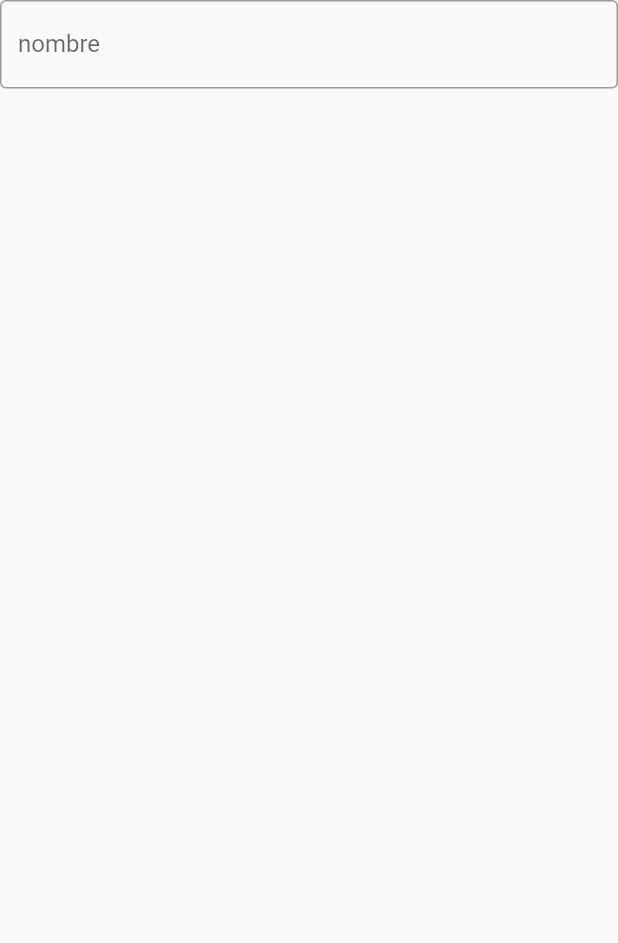
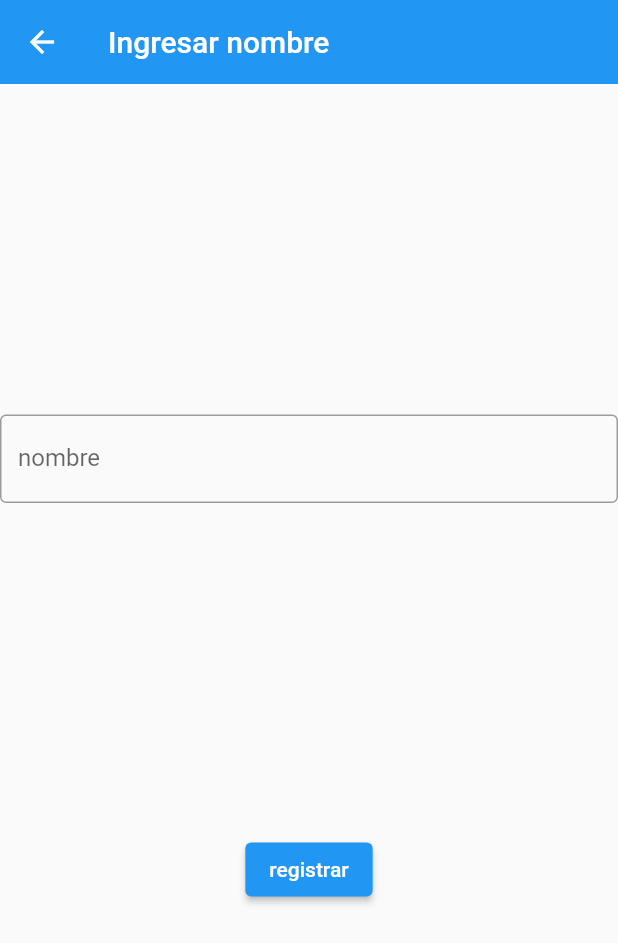
Before and after one commit to 44772797l/app_color, a Flutter app: the point_screen screen opened by its route, on a phone screen of 412 x 824 dp. Shown: the top 943 px of the screen. Run offline on Flutter 3.47's test engine with Material 2 defaults, Android fonts, the phone set to English and light mode, and no system bars; our stand-ins replace cloud_firestore, firebase_core, shared_preferences; accounts and stored records are empty; generated files the repository leaves out were written again.

```diff
--- a/lib/screens/point_screen.dart
+++ b/lib/screens/point_screen.dart
@@ -1,37 +1,108 @@
+import 'package:app_color/screens/home_screen.dart';
 import 'package:flutter/material.dart';
 import 'package:flutter/services.dart';
 
 class point_screen extends StatelessWidget {
 
+  static bool registered = false;
   int aciertos = 114;
   @override
   Widget build(BuildContext context) {
-    bool registered = false;
+
+    TableRow _tableRow = const TableRow(
+      children: <Widget> [
+        Padding(
+          padding: EdgeInsets.all(10.0),
+          child: Text("ejemplo"),
+        ),
+        Padding(
+          padding: EdgeInsets.all(10.0),
+          child: Text("ejemplo"),
+        )
+      ]
+    );
+
+
     if (registered){
-      return Table();
+      return pantallaTabla();
     }
-    return register();
+    return register(context);
   }
   String namesubmitted = "";
-  Widget register(){
+  Widget register(BuildContext context){
     return SafeArea(
          child: Scaffold(
+          appBar: AppBar(
+        title: Text('Ingresar nombre'),
+        elevation: 0,
+        ),
+
          body: Column(
           children: [
+            Spacer(),
           TextField(
           decoration:
             InputDecoration(border: OutlineInputBorder(),labelText: "nombre"),
-          onSubmitted: (value) {},
+          onSubmitted: (value) {
+          },
           ),
-          Text("$namesubmitted")
+
+          Spacer(),
+
+          ElevatedButton(
+          child: const Text('registrar'),
+          onPressed: () {
+             //await initializeUser(value);
+           Navigator.pop
+            (context, MaterialPageRoute(builder: (context)=> Homescreen()
+             )
+            );
+            Navigator.push
+            (context, MaterialPageRoute(builder: (context)=> point_screen()
+             )
+            );
+            registered = true;
+          }
+          ),
+
+          Spacer(),
+
         ]
       )
       )
     );
   }
-  Widget Table(){
+  Widget pantallaTabla(){
+
+    TableRow _tableRow = const TableRow(
+      children: <Widget> [
+        Padding(
+          padding: EdgeInsets.all(10.0),
+          child: Text("nombre"),
+        ),
+        Padding(
+          padding: EdgeInsets.all(10.0),
+          child: Text("puntos"),
+        )
+      ]
+    );
     return Scaffold(
-      body: Text('TABLA'),
+      appBar: AppBar(
+        title: Text("TABLA DE PUNTOS"),
+      ),
+      body: Center(
+        child: Table(
+          border: TableBorder.all(),
+          defaultColumnWidth: const FixedColumnWidth(200.0),
+          children: <TableRow> [
+            _tableRow,
+            _tableRow,
+            _tableRow,
+            _tableRow
+          ],
+        ),
+      ),
+
     );
   }
 }
```
